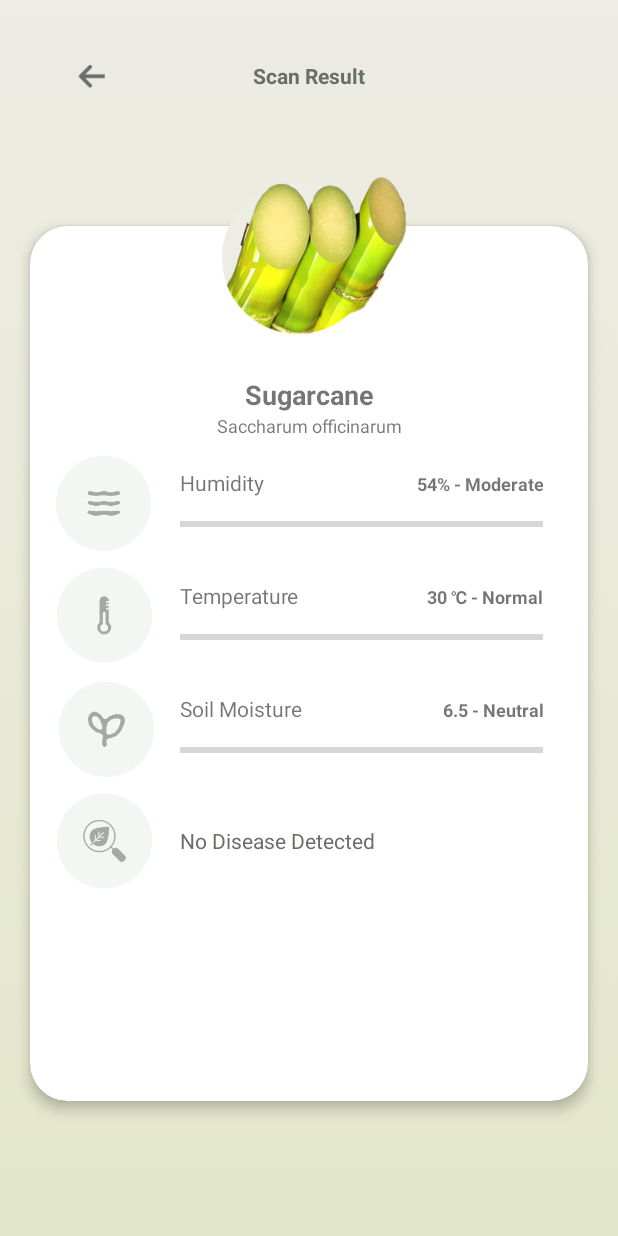
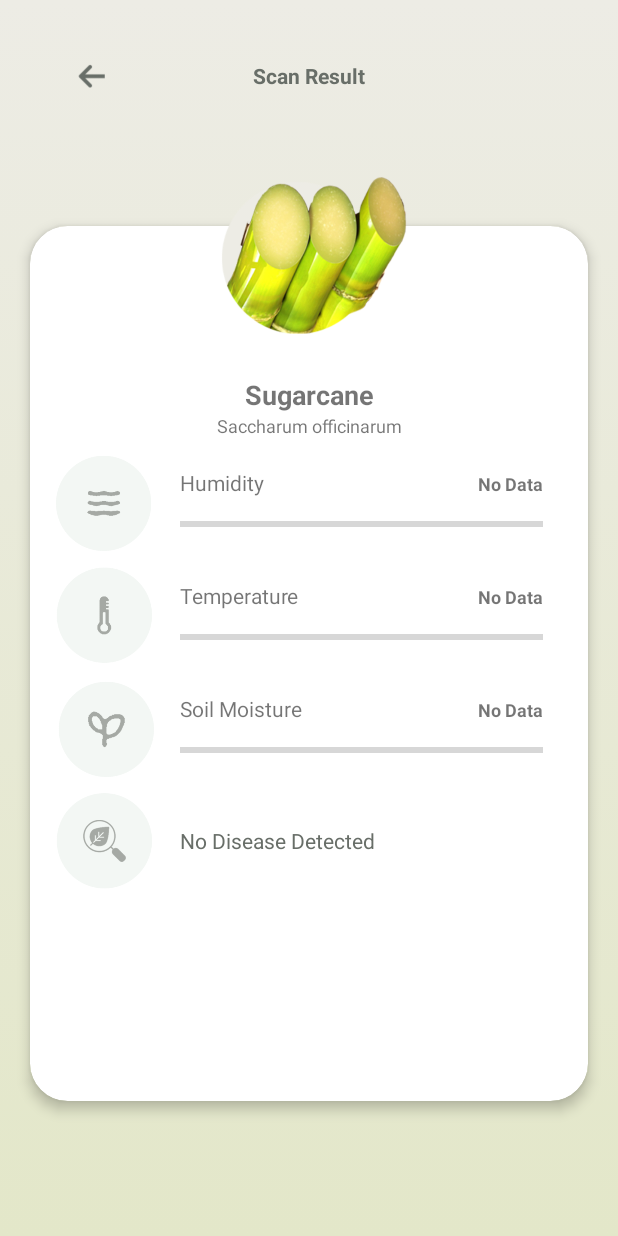
Before and after one commit to ArTubo-Mobile/ARTUBO, an Android app: the ScannerDetails screen opened directly, with no data from a screen before it, on a phone screen of 412 x 824 dp. Run offline under Robolectric (Android 15) with nearby library versions, the phone set to English and light mode, and no system bars; our stand-ins replace Firebase (no records; nobody signed in at launch, a user with empty details on screens opened directly).

```diff
--- a/app/src/main/java/com/asucare/app/AccountCreation.java
+++ b/app/src/main/java/com/asucare/app/AccountCreation.java
@@ -183,7 +183,7 @@ public class AccountCreation extends AppCompatActivity {
 
                 // Show success message
                 Toast.makeText(AccountCreation.this,
-                        "Successfully created an account!\nWelcome to AR-Tubo",
+                        "Successfully created an account!\nWelcome to AsuCare",
                         Toast.LENGTH_LONG).show();
 
                 // Navigate to login
--- a/app/src/main/java/com/asucare/app/Login.java
+++ b/app/src/main/java/com/asucare/app/Login.java
@@ -181,7 +181,7 @@ public class Login extends AppCompatActivity {
                         // Load user data before proceeding
                         fetchUserDataAndNavigate(mUser.getUid());
                         clearForm();
-                        Toast.makeText(getApplicationContext(), "Welcome to AR-Tubo!", Toast.LENGTH_LONG).show();
+                        Toast.makeText(getApplicationContext(), "Welcome to AsuCare!", Toast.LENGTH_LONG).show();
                     }
                 } else {
                     handleError("Authentication Failed");
--- a/app/src/main/java/com/asucare/app/ScannerDetails.java
+++ b/app/src/main/java/com/asucare/app/ScannerDetails.java
@@ -220,6 +220,8 @@ public class ScannerDetails extends AppCompatActivity {
     }
 
     private void updateEnvironmentData(Plant plantData) {
+        Toast.makeText(ScannerDetails.this, "Error loading user data: " + plantData, Toast.LENGTH_SHORT).show();
+
         // Temperature
         if (plantData.getTemperature() != null && !plantData.getTemperature().isEmpty()) {
             String tempValue = plantData.getTemperature();
--- a/app/src/main/res/layout/activity_scanner_details.xml
+++ b/app/src/main/res/layout/activity_scanner_details.xml
@@ -130,7 +130,7 @@
                                 android:layout_height="wrap_content"
                                 android:layout_marginRight="30dp"
                                 android:layout_weight="1"
-                                android:text="54% - Moderate"
+                                android:text="No Data"
                                 android:textAlignment="textEnd"
                                 android:textSize="12dp"
                                 android:textStyle="bold" />
@@ -186,7 +186,7 @@
                                 android:layout_height="wrap_content"
                                 android:layout_marginRight="30dp"
                                 android:layout_weight="1"
-                                android:text="30 ℃ - Normal"
+                                android:text="No Data"
                                 android:textAlignment="textEnd"
                                 android:textSize="12dp"
                                 android:textStyle="bold" />
@@ -242,7 +242,7 @@
                                 android:layout_height="wrap_content"
                                 android:layout_marginRight="30dp"
                                 android:layout_weight="1"
-                                android:text="6.5 - Neutral"
+                                android:text="No Data"
                                 android:textAlignment="textEnd"
                                 android:textSize="12dp"
                                 android:textStyle="bold" />
```
Also changed, not shown: 1 other file.
